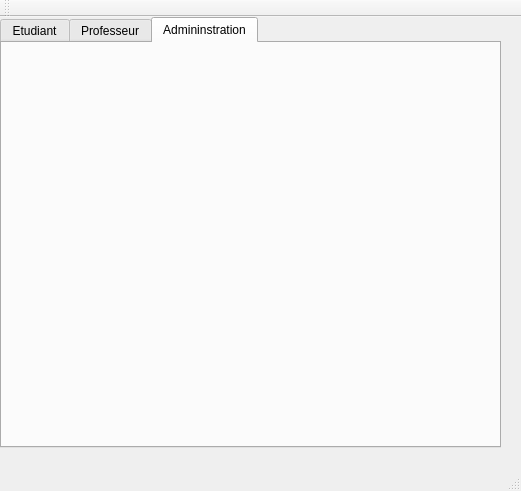
First picture: the form in AppObjetQT/mainwindow.ui, repository Mrgove10/AppliObjetVS, before the edit.
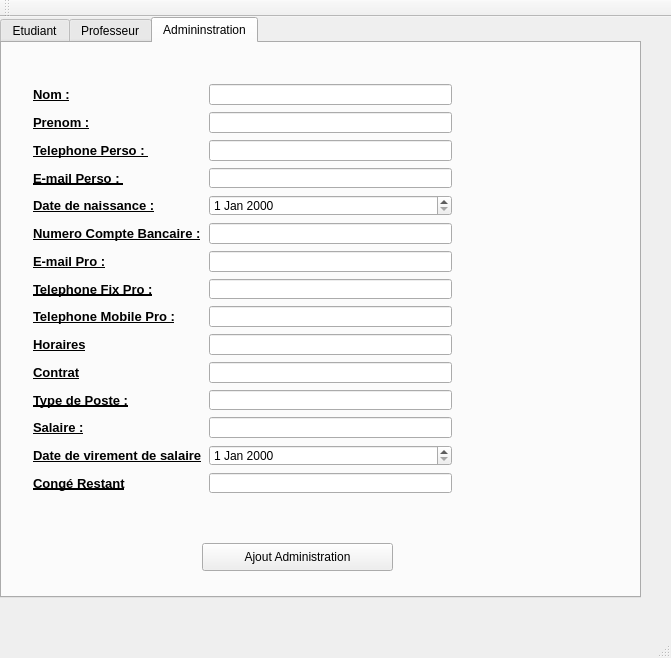
Second picture: the form after the edit. The open tabs and pages were chosen to show the change.

Commit message: add infos prof + admin

```diff
--- a/AppObjetQT/mainwindow.ui
+++ b/AppObjetQT/mainwindow.ui
@@ -6,8 +6,8 @@
    <rect>
     <x>0</x>
     <y>0</y>
-    <width>521</width>
-    <height>491</height>
+    <width>671</width>
+    <height>658</height>
    </rect>
   </property>
   <property name="windowTitle">
@@ -19,8 +19,8 @@
      <rect>
       <x>0</x>
       <y>0</y>
-      <width>501</width>
-      <height>431</height>
+      <width>641</width>
+      <height>581</height>
      </rect>
     </property>
     <property name="currentIndex">
@@ -247,6 +247,324 @@
      <attribute name="title">
       <string>Admininstration</string>
      </attribute>
+     <widget class="QWidget" name="gridLayoutWidget_3">
+      <property name="geometry">
+       <rect>
+        <x>20</x>
+        <y>30</y>
+        <width>441</width>
+        <height>431</height>
+       </rect>
+      </property>
+      <layout class="QGridLayout" name="gridLayout_3">
+       <property name="spacing">
+        <number>7</number>
+       </property>
+       <item row="14" column="1">
+        <widget class="QLineEdit" name="adminCongeRestant"/>
+       </item>
+       <item row="13" column="0">
+        <widget class="QLabel" name="label_28">
+         <property name="font">
+          <font>
+           <pointsize>10</pointsize>
+           <weight>75</weight>
+           <bold>true</bold>
+           <underline>true</underline>
+          </font>
+         </property>
+         <property name="text">
+          <string>Date de virement de salaire</string>
+         </property>
+        </widget>
+       </item>
+       <item row="13" column="1">
+        <widget class="QDateEdit" name="adminDateVirementSalaire"/>
+       </item>
+       <item row="14" column="0">
+        <widget class="QLabel" name="label_29">
+         <property name="font">
+          <font>
+           <pointsize>10</pointsize>
+           <weight>75</weight>
+           <bold>true</bold>
+           <underline>true</underline>
+          </font>
+         </property>
+         <property name="text">
+          <string>Congé Restant</string>
+         </property>
+        </widget>
+       </item>
+       <item row="9" column="0">
+        <widget class="QLabel" name="label_26">
+         <property name="font">
+          <font>
+           <pointsize>10</pointsize>
+           <weight>75</weight>
+           <bold>true</bold>
+           <underline>true</underline>
+          </font>
+         </property>
+         <property name="text">
+          <string>Horaires</string>
+         </property>
+        </widget>
+       </item>
+       <item row="0" column="0">
+        <widget class="QLabel" name="label_17">
+         <property name="font">
+          <font>
+           <pointsize>10</pointsize>
+           <weight>75</weight>
+           <bold>true</bold>
+           <underline>true</underline>
+           <strikeout>false</strikeout>
+          </font>
+         </property>
+         <property name="lineWidth">
+          <number>1</number>
+         </property>
+         <property name="text">
+          <string>Nom :</string>
+         </property>
+        </widget>
+       </item>
+       <item row="3" column="1">
+        <widget class="QLineEdit" name="adminEmailPerso"/>
+       </item>
+       <item row="0" column="1">
+        <widget class="QLineEdit" name="adminNom"/>
+       </item>
+       <item row="2" column="1">
+        <widget class="QLineEdit" name="adminTelPerso"/>
+       </item>
+       <item row="1" column="1">
+        <widget class="QLineEdit" name="adminPrenom"/>
+       </item>
+       <item row="2" column="0">
+        <widget class="QLabel" name="label_19">
+         <property name="font">
+          <font>
+           <pointsize>10</pointsize>
+           <weight>75</weight>
+           <bold>true</bold>
+           <underline>true</underline>
+          </font>
+         </property>
+         <property name="text">
+          <string>Telephone Perso : </string>
+         </property>
+        </widget>
+       </item>
+       <item row="1" column="0">
+        <widget class="QLabel" name="label_18">
+         <property name="font">
+          <font>
+           <pointsize>10</pointsize>
+           <weight>75</weight>
+           <bold>true</bold>
+           <underline>true</underline>
+          </font>
+         </property>
+         <property name="text">
+          <string>Prenom :</string>
+         </property>
+        </widget>
+       </item>
+       <item row="6" column="0">
+        <widget class="QLabel" name="label_20">
+         <property name="font">
+          <font>
+           <pointsize>10</pointsize>
+           <weight>75</weight>
+           <bold>true</bold>
+           <underline>true</underline>
+          </font>
+         </property>
+         <property name="text">
+          <string>E-mail Pro :</string>
+         </property>
+        </widget>
+       </item>
+       <item row="5" column="0">
+        <widget class="QLabel" name="label_23">
+         <property name="font">
+          <font>
+           <pointsize>10</pointsize>
+           <weight>75</weight>
+           <bold>true</bold>
+           <underline>true</underline>
+          </font>
+         </property>
+         <property name="text">
+          <string>Numero Compte Bancaire :</string>
+         </property>
+        </widget>
+       </item>
+       <item row="3" column="0">
+        <widget class="QLabel" name="label_21">
+         <property name="font">
+          <font>
+           <pointsize>10</pointsize>
+           <weight>75</weight>
+           <bold>true</bold>
+           <underline>true</underline>
+          </font>
+         </property>
+         <property name="text">
+          <string>E-mail Perso : </string>
+         </property>
+        </widget>
+       </item>
+       <item row="4" column="1">
+        <widget class="QDateEdit" name="adminDateNaissance"/>
+       </item>
+       <item row="4" column="0">
+        <widget class="QLabel" name="label_22">
+         <property name="font">
+          <font>
+           <pointsize>10</pointsize>
+           <weight>75</weight>
+           <bold>true</bold>
+           <underline>true</underline>
+          </font>
+         </property>
+         <property name="text">
+          <string>Date de naissance :</string>
+         </property>
+        </widget>
+       </item>
+       <item row="7" column="1">
+        <widget class="QLineEdit" name="adminTelFixPro">
+         <property name="text">
+          <string/>
+         </property>
+        </widget>
+       </item>
+       <item row="7" column="0">
+        <widget class="QLabel" name="label_24">
+         <property name="font">
+          <font>
+           <pointsize>10</pointsize>
+           <weight>75</weight>
+           <bold>true</bold>
+           <underline>true</underline>
+          </font>
+         </property>
+         <property name="text">
+          <string>Telephone Fix Pro :</string>
+         </property>
+        </widget>
+       </item>
+       <item row="8" column="0">
+        <widget class="QLabel" name="label_25">
+         <property name="font">
+          <font>
+           <pointsize>10</pointsize>
+           <weight>75</weight>
+           <bold>true</bold>
+           <underline>true</underline>
+          </font>
+         </property>
+         <property name="text">
+          <string>Telephone Mobile Pro :</string>
+         </property>
+        </widget>
+       </item>
+       <item row="6" column="1">
+        <widget class="QLineEdit" name="adminEmailPro">
+         <property name="text">
+          <string/>
+         </property>
+        </widget>
+       </item>
+       <item row="5" column="1">
+        <widget class="QLineEdit" name="adminNumCompteBancaire">
+         <property name="text">
+          <string/>
+         </property>
+        </widget>
+       </item>
+       <item row="8" column="1">
+        <widget class="QLineEdit" name="adminTelMobilePro">
+         <property name="text">
+          <string/>
+         </property>
+        </widget>
+       </item>
+       <item row="10" column="0">
+        <widget class="QLabel" name="label_27">
+         <property name="font">
+          <font>
+           <pointsize>10</pointsize>
+           <weight>75</weight>
+           <bold>true</bold>
+           <underline>true</underline>
+          </font>
+         </property>
+         <property name="text">
+          <string>Contrat</string>
+         </property>
+        </widget>
+       </item>
+       <item row="11" column="1">
+        <widget class="QLineEdit" name="adminTypePoste"/>
+       </item>
+       <item row="9" column="1">
+        <widget class="QLineEdit" name="adminHoraires"/>
+       </item>
+       <item row="10" column="1">
+        <widget class="QLineEdit" name="adminContrat"/>
+       </item>
+       <item row="12" column="1">
+        <widget class="QLineEdit" name="adminSalaire"/>
+       </item>
+       <item row="11" column="0">
+        <widget class="QLabel" name="label_30">
+         <property name="font">
+          <font>
+           <pointsize>10</pointsize>
+           <weight>75</weight>
+           <bold>true</bold>
+           <underline>true</underline>
+          </font>
+         </property>
+         <property name="text">
+          <string>Type de Poste :</string>
+         </property>
+        </widget>
+       </item>
+       <item row="12" column="0">
+        <widget class="QLabel" name="label_31">
+         <property name="font">
+          <font>
+           <pointsize>10</pointsize>
+           <weight>75</weight>
+           <bold>true</bold>
+           <underline>true</underline>
+          </font>
+         </property>
+         <property name="text">
+          <string>Salaire :</string>
+         </property>
+        </widget>
+       </item>
+      </layout>
+     </widget>
+     <widget class="QPushButton" name="adminAjout">
+      <property name="geometry">
+       <rect>
+        <x>200</x>
+        <y>500</y>
+        <width>191</width>
+        <height>28</height>
+       </rect>
+      </property>
+      <property name="text">
+       <string>Ajout Administration</string>
+      </property>
+     </widget>
     </widget>
    </widget>
   </widget>
```
Left out of the diff: 197 changed lines with no effect on the pictures. The commit also changes 6 other files.
